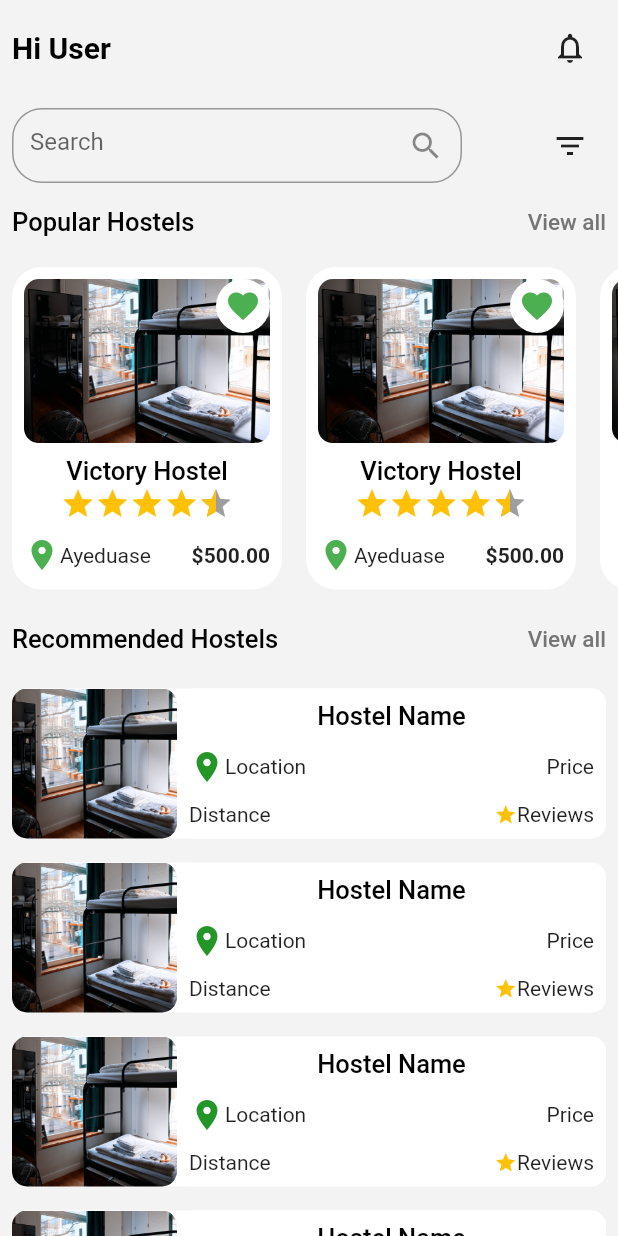
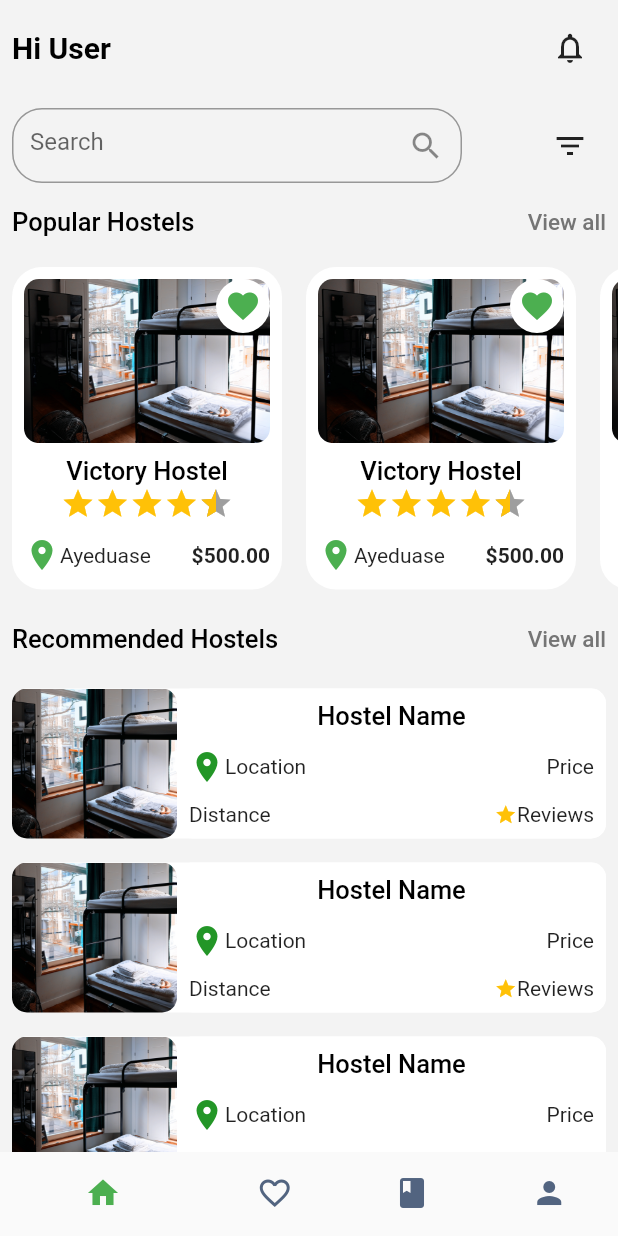
Before and after one commit to darkcreedd/hostel-booker, a Flutter app: the HomeScreen screen opened directly, on a phone screen of 412 x 824 dp. Run offline on Flutter 3.47's test engine with Material 2 defaults, Android fonts, the light colour scheme and no system bars; drawn by our look-alikes of flutter_rating_bar; our stand-ins replace font_awesome_flutter.

Commit message:
Phase II

```diff
--- a/lib/main.dart
+++ b/lib/main.dart
@@ -1,10 +1,7 @@
 import 'package:flutter/material.dart';
-// import 'package:hostel_booker/screens/booking_successful_screen.dart';
+import 'package:hostel_booker/screens/booking_screen.dart';
 
-import 'package:hostel_booker/screens/signup_screen.dart';
-// import 'package:hostel_booker/screens/filter_screen.dart';
-// import 'package:hostel_booker/screens/home.dart';
-// import 'package:hostel_booker/screens/home_screen.dart';
+// import 'package:hostel_booker/screens/sign_in_screen.dart';
 
 void main() => runApp(const MyApp());
 
@@ -17,7 +14,7 @@ class MyApp extends StatelessWidget {
       theme: ThemeData(primarySwatch: Colors.blueGrey),
       debugShowCheckedModeBanner: false,
       title: 'Hostel Booker',
-      home: const SignUpPage(),
+      home: const BookingScreen(),
     );
   }
 }
--- a/lib/screens/home_screen.dart
+++ b/lib/screens/home_screen.dart
@@ -1,16 +1,64 @@
 import 'package:flutter/material.dart';
+import 'package:hostel_booker/screens/booking_screen.dart';
 import 'package:hostel_booker/screens/filter_screen.dart';
 import 'package:hostel_booker/utils/styling.dart';
 import 'package:hostel_booker/utils/widgets.dart';
 
-class HomeScreen extends StatelessWidget {
+class HomeScreen extends StatefulWidget {
   const HomeScreen({super.key});
+
+  @override
+  State<HomeScreen> createState() => _HomeScreenState();
+}
+
+class _HomeScreenState extends State<HomeScreen> {
+  int selectedIndex = 0;
+
+  List<Widget> widgetOptions = const [
+    HomeScreenWidget(),
+    Text('favorite'),
+    BookingScreen(),
+    Text('Profile'),
+  ];
+
+  void pageUpdate(int index) {
+    setState(() {
+      selectedIndex = index;
+    });
+  }
 
   @override
   Widget build(BuildContext context) {
     return Scaffold(
       backgroundColor: Styles.passiveWhite,
-      body: ListView(children: [
+      body: widgetOptions[selectedIndex],
+      bottomNavigationBar: BottomNavigationBar(
+          currentIndex: selectedIndex,
+          onTap: pageUpdate,
+          elevation: 0,
+          unselectedItemColor: const Color(0xFF526480),
+          selectedItemColor: Colors.green,
+          showSelectedLabels: false,
+          showUnselectedLabels: false,
+          items: const [
+            BottomNavigationBarItem(icon: Icon(Icons.home), label: 'Home'),
+            BottomNavigationBarItem(
+                icon: Icon(Icons.favorite_border), label: 'favorites'),
+            BottomNavigationBarItem(icon: Icon(Icons.book), label: 'Bookings'),
+            BottomNavigationBarItem(icon: Icon(Icons.person), label: 'Profile'),
+          ]),
+    );
+  }
+}
+
+class HomeScreenWidget extends StatelessWidget {
+  const HomeScreenWidget({
+    Key? key,
+  }) : super(key: key);
+
+  @override
+  Widget build(BuildContext context) {
+    return ListView(children: [
       SizedBox(
         height: 170,
         child: Column(
@@ -44,8 +92,7 @@ class HomeScreen extends StatelessWidget {
                             hintText: 'Search',
                             fillColor: Styles.passiveWhite,
                             suffixIcon: InkWell(
-                                  onTap: () {},
-                                  child: const Icon(Icons.search)),
+                                onTap: () {}, child: const Icon(Icons.search)),
                             border: OutlineInputBorder(
                                 borderRadius: BorderRadius.circular(20))),
                       )),
@@ -96,9 +143,8 @@ class HomeScreen extends StatelessWidget {
         height: 50,
         child: Padding(
           padding: const EdgeInsets.all(8.0),
-            child: Row(
-                mainAxisAlignment: MainAxisAlignment.spaceBetween,
-                children: [
+          child:
+              Row(mainAxisAlignment: MainAxisAlignment.spaceBetween, children: [
             Text(
               'Recommended Hostels',
               style: Styles.header2,
@@ -114,7 +160,6 @@ class HomeScreen extends StatelessWidget {
       const TileHostelCard(),
       const TileHostelCard(),
       const TileHostelCard(),
-      ]),
-    );
+    ]);
   }
 }
--- a/lib/utils/widgets.dart
+++ b/lib/utils/widgets.dart
@@ -1,5 +1,6 @@
 import 'package:flutter/material.dart';
 import 'package:flutter_rating_bar/flutter_rating_bar.dart';
+import 'package:hostel_booker/screens/details_screen.dart';
 import 'package:hostel_booker/utils/styling.dart';
 
 class WidgetsTesting extends StatelessWidget {
@@ -20,7 +21,12 @@ class TileHostelCard extends StatelessWidget {
 
   @override
   Widget build(BuildContext context) {
-    return Padding(
+    return InkWell(
+      onTap: () {
+        Navigator.push(context,
+            MaterialPageRoute(builder: ((context) => const Details())));
+      },
+      child: Padding(
         padding: const EdgeInsets.all(8.0),
         child: Container(
           decoration: BoxDecoration(
@@ -44,7 +50,8 @@ class TileHostelCard extends StatelessWidget {
                   child: Container(
                 alignment: Alignment.topLeft,
                 decoration: BoxDecoration(
-                  color: Colors.white, borderRadius: BorderRadius.circular(10)),
+                    color: Colors.white,
+                    borderRadius: BorderRadius.circular(10)),
                 child: Padding(
                   padding: const EdgeInsets.all(8.0),
                   child: Column(
@@ -92,6 +99,7 @@ class TileHostelCard extends StatelessWidget {
             ],
           ),
         ),
+      ),
     );
   }
 }
@@ -103,7 +111,12 @@ class HostelCard extends StatelessWidget {
 
   @override
   Widget build(BuildContext context) {
-    return Padding(
+    return InkWell(
+      onTap: () {
+        Navigator.push(context,
+            MaterialPageRoute(builder: ((context) => const Details())));
+      },
+      child: Padding(
         padding: const EdgeInsets.all(8.0),
         child: Container(
           decoration: BoxDecoration(
@@ -177,6 +190,7 @@ class HostelCard extends StatelessWidget {
                 ),
               )
             ],
+          ),
         ),
       ),
     );
--- a/pubspec.yaml
+++ b/pubspec.yaml
@@ -41,6 +41,8 @@ dependencies:
   flutter_rating_bar: ^4.0.1
   flutter_brand_icons: ^1.1.0
   font_awesome_flutter: ^10.2.1
+  #google_maps_flutter: ^2.2.1
+  readmore: ^2.2.0
 
 dev_dependencies:
   flutter_test:
```
Also changed, not shown: lib/screens/booking_screen.dart (added, +90 -0 lines), lib/screens/booking_successful_screen.dart (+13 -2 lines), lib/screens/details_screen.dart (added, +149 -0 lines), lib/screens/home.dart (deleted, +0 -46 lines), images/map.png (added), pubspec.lock. Lines whose indentation alone changed are shown as unchanged.
